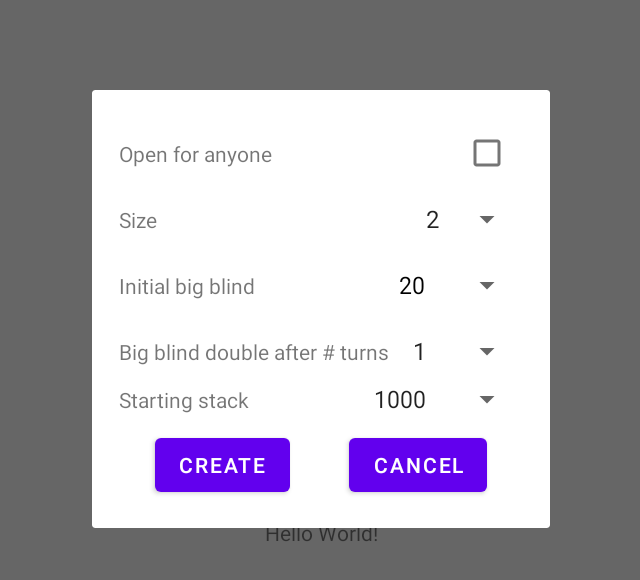
After one commit to bognargabor99/Poker, an Android app: the fragment TableCreateFragment placed in its activity, on a phone screen of 824 x 412 dp (held sideways). The commit adds this screen. Shown: the top 580 px of the screen, without its empty margins (297-937 px from the left). Run offline under Robolectric (Android 15) with nearby library versions, the phone set to English and light mode, and no system bars.

Commit message:
Connect to server, create table with custom rules.

```diff
--- a/Frontend/app/build.gradle
+++ b/Frontend/app/build.gradle
@@ -10,7 +10,7 @@ android {
 
     defaultConfig {
         applicationId "hu.bme.aut.onlab.poker"
-        minSdkVersion 24
+        minSdkVersion 26
         targetSdkVersion 30
         versionCode 1
         versionName "1.0"
--- a/Frontend/app/src/main/java/hu/bme/aut/onlab/poker/MainActivity.kt
+++ b/Frontend/app/src/main/java/hu/bme/aut/onlab/poker/MainActivity.kt
@@ -3,10 +3,13 @@ package hu.bme.aut.onlab.poker
 import androidx.appcompat.app.AppCompatActivity
 import android.os.Bundle
 import android.view.LayoutInflater
+import androidx.appcompat.app.AlertDialog
 import hu.bme.aut.onlab.poker.databinding.ActivityMainBinding
+import hu.bme.aut.onlab.poker.model.TableRules
 import hu.bme.aut.onlab.poker.network.PokerAPI
+import hu.bme.aut.onlab.poker.network.PokerClient
 
-class MainActivity : AppCompatActivity() {
+class MainActivity : AppCompatActivity(), TableCreateFragment.TableCreationListener{
     private lateinit var binding: ActivityMainBinding
 
     override fun onCreate(savedInstanceState: Bundle?) {
@@ -14,10 +17,16 @@ class MainActivity : AppCompatActivity() {
         binding = ActivityMainBinding.inflate(LayoutInflater.from(this))
         setContentView(binding.root)
 
-        PokerAPI.connect() {
-            runOnUiThread {
-                binding.text.text = "It works!"
-            }
+        binding.btnConnect.setOnClickListener {
+            PokerAPI.connect("14d8c61b8a39")
+        }
+        binding.btnStartTable.setOnClickListener {
+            val tableCreateFragment = TableCreateFragment()
+            tableCreateFragment.show(supportFragmentManager, "TAG")
         }
     }
+
+    override fun onTableCreated(rules: TableRules) {
+        PokerClient.startTable(rules)
+    }
 }
--- /dev/null
+++ b/Frontend/app/src/main/java/hu/bme/aut/onlab/poker/TableCreateFragment.kt
@@ -0,0 +1,77 @@
+package hu.bme.aut.onlab.poker
+
+import android.content.Context
+import android.os.Bundle
+import android.view.LayoutInflater
+import android.view.View
+import android.view.ViewGroup
+import android.widget.ArrayAdapter
+import androidx.fragment.app.DialogFragment
+import hu.bme.aut.onlab.poker.databinding.FragmentCreateBinding
+import hu.bme.aut.onlab.poker.model.TableRules
+
+class TableCreateFragment : DialogFragment() {
+    private lateinit var binding: FragmentCreateBinding
+    private lateinit var listener: TableCreationListener
+
+    override fun onAttach(context: Context) {
+        super.onAttach(context)
+
+        try {
+            listener = if (targetFragment != null) {
+                targetFragment as TableCreationListener
+            } else {
+                activity as TableCreationListener
+            }
+        } catch (e: ClassCastException) {
+            throw RuntimeException(e)
+        }
+    }
+
+    override fun onCreateView(inflater: LayoutInflater, container: ViewGroup?, savedInstanceState: Bundle?): View {
+        binding = FragmentCreateBinding.inflate(inflater, container, false)
+        dialog?.setTitle(R.string.fragment_create_title)
+        return binding.root
+    }
+
+    override fun onViewCreated(view: View, savedInstanceState: Bundle?) {
+        super.onViewCreated(view, savedInstanceState)
+
+        binding.spSize.adapter = ArrayAdapter(
+            requireContext(), android.R.layout.simple_spinner_item, (2..5).map { it }
+        )
+
+        binding.spInitialBlind.adapter = ArrayAdapter(
+            requireContext(), android.R.layout.simple_spinner_dropdown_item, (20..200 step 20).map { it }
+        )
+
+        binding.spDoubleBlind.adapter = ArrayAdapter(
+            requireContext(), android.R.layout.simple_spinner_item, (1..10).map { it }
+        )
+
+        binding.spStartingStack.adapter = ArrayAdapter(
+            requireContext(), android.R.layout.simple_spinner_item, (1000..20000 step 1000).map { it }
+        )
+
+        binding.btnCreateTable.setOnClickListener {
+            listener.onTableCreated(
+                TableRules(
+                    binding.cbOpen.isChecked,
+                    binding.spSize.selectedItem.toString().toInt(),
+                    binding.spInitialBlind.selectedItem.toString().toInt(),
+                    binding.spDoubleBlind.selectedItem.toString().toInt(),
+                    binding.spStartingStack.selectedItem.toString().toInt()
+                )
+            )
+            dismiss()
+        }
+
+        binding.btnCancelCreateTable.setOnClickListener {
+            dismiss()
+        }
+    }
+
+    interface TableCreationListener {
+        fun onTableCreated(rules: TableRules)
+    }
+}
--- a/Frontend/app/src/main/java/hu/bme/aut/onlab/poker/model/TableRules.kt
+++ b/Frontend/app/src/main/java/hu/bme/aut/onlab/poker/model/TableRules.kt
@@ -9,4 +9,8 @@ data class TableRules(
     val bigBlindStartingAmount: Int,
     val doubleBlindsAfterTurnCount: Int,
     val playerStartingStack: Int
-)
+) {
+    init {
+        require(playerCount >= 2)
+    }
+}
--- a/Frontend/app/src/main/res/layout/activity_main.xml
+++ b/Frontend/app/src/main/res/layout/activity_main.xml
@@ -6,14 +6,33 @@
     android:layout_height="match_parent"
     tools:context=".MainActivity">
 
+    <Button
+        android:id="@+id/btnConnect"
+        android:layout_width="wrap_content"
+        android:layout_height="wrap_content"
+        app:layout_constraintBottom_toBottomOf="parent"
+        app:layout_constraintLeft_toLeftOf="parent"
+        app:layout_constraintRight_toRightOf="parent"
+        app:layout_constraintTop_toTopOf="parent"
+        android:text="Connect"/>
+
+    <Button
+        android:id="@+id/btnStartTable"
+        android:layout_width="wrap_content"
+        android:layout_height="wrap_content"
+        app:layout_constraintBottom_toBottomOf="parent"
+        app:layout_constraintLeft_toLeftOf="parent"
+        app:layout_constraintRight_toRightOf="parent"
+        app:layout_constraintTop_toBottomOf="@id/btnConnect"
+        android:text="Start table"/>
+
     <TextView
         android:id="@+id/text"
         android:layout_width="wrap_content"
         android:layout_height="wrap_content"
         android:text="Hello World!"
-        app:layout_constraintBottom_toBottomOf="parent"
         app:layout_constraintLeft_toLeftOf="parent"
         app:layout_constraintRight_toRightOf="parent"
-        app:layout_constraintTop_toTopOf="parent" />
+        app:layout_constraintTop_toBottomOf="@id/btnStartTable" />
 
 </androidx.constraintlayout.widget.ConstraintLayout>
--- /dev/null
+++ b/Frontend/app/src/main/res/layout/fragment_create.xml
@@ -0,0 +1,133 @@
+<?xml version="1.0" encoding="utf-8"?>
+<androidx.constraintlayout.widget.ConstraintLayout xmlns:android="http://schemas.android.com/apk/res/android"
+    xmlns:app="http://schemas.android.com/apk/res-auto"
+    android:layout_width="wrap_content"
+    android:layout_height="wrap_content"
+    android:padding="10dp">
+
+    <TextView
+        android:id="@+id/tvOpen"
+        android:layout_width="match_parent"
+        android:layout_height="wrap_content"
+        android:layout_margin="8dp"
+        app:layout_constraintStart_toStartOf="parent"
+        app:layout_constraintTop_toTopOf="@id/cbOpen"
+        app:layout_constraintBottom_toBottomOf="@id/cbOpen"
+        android:text="@string/open"/>
+
+    <CheckBox
+        android:id="@+id/cbOpen"
+        android:layout_width="wrap_content"
+        android:layout_height="wrap_content"
+        android:layout_margin="8dp"
+        app:layout_constraintEnd_toEndOf="parent"
+        app:layout_constraintTop_toTopOf="parent"
+        android:tooltipText="@string/cbOpenToolTip"/>
+
+    <TextView
+        android:id="@+id/tvSize"
+        android:layout_width="match_parent"
+        android:layout_height="wrap_content"
+        android:layout_margin="8dp"
+        app:layout_constraintStart_toStartOf="parent"
+        app:layout_constraintTop_toTopOf="@id/spSize"
+        app:layout_constraintBottom_toBottomOf="@id/spSize"
+        android:text="@string/size" />
+
+    <Spinner
+        android:id="@+id/spSize"
+        android:layout_width="wrap_content"
+        android:layout_height="wrap_content"
+        android:layout_margin="8dp"
+        app:layout_constraintEnd_toEndOf="parent"
+        app:layout_constraintTop_toBottomOf="@id/cbOpen"
+        android:tooltipText="@string/spSizeToolTip" />
+
+    <TextView
+        android:id="@+id/tvInitialBlind"
+        android:layout_width="match_parent"
+        android:layout_height="wrap_content"
+        android:layout_margin="8dp"
+        app:layout_constraintStart_toStartOf="parent"
+        app:layout_constraintTop_toTopOf="@id/spInitial_blind"
+        app:layout_constraintBottom_toBottomOf="@id/spInitial_blind"
+        android:text="@string/initial_big_blind" />
+
+    <Spinner
+        android:id="@+id/spInitial_blind"
+        android:layout_width="wrap_content"
+        android:layout_height="wrap_content"
+        android:layout_margin="8dp"
+        app:layout_constraintEnd_toEndOf="parent"
+        app:layout_constraintTop_toBottomOf="@id/spSize"
+        android:tooltipText="@string/spInitial_blindToolTip" />
+
+
+
+    <TextView
+        android:id="@+id/tvDoubleBlind"
+        android:layout_width="wrap_content"
+        android:layout_height="wrap_content"
+        android:layout_margin="8dp"
+        app:layout_constraintStart_toStartOf="parent"
+        app:layout_constraintTop_toTopOf="@id/spDoubleBlind"
+        app:layout_constraintBottom_toBottomOf="@id/spDoubleBlind"
+        android:text="@string/doubleBigBlind" />
+
+    <Spinner
+        android:id="@+id/spDoubleBlind"
+        android:layout_width="wrap_content"
+        android:layout_height="wrap_content"
+        android:layout_margin="8dp"
+        app:layout_constraintEnd_toEndOf="parent"
+        app:layout_constraintTop_toBottomOf="@id/spInitial_blind"
+        app:layout_constraintStart_toEndOf="@id/tvDoubleBlind"
+        android:width="200dp"
+        android:tooltipText="@string/spDoubleBlind" />
+
+
+
+    <TextView
+        android:id="@+id/tvStartingStack"
+        android:layout_width="wrap_content"
+        android:layout_height="wrap_content"
+        android:layout_margin="8dp"
+        app:layout_constraintStart_toStartOf="parent"
+        app:layout_constraintTop_toTopOf="@id/spStartingStack"
+        app:layout_constraintBottom_toBottomOf="@id/spStartingStack"
+        android:text="@string/starting_stack" />
+
+    <Spinner
+        android:id="@+id/spStartingStack"
+        android:layout_width="wrap_content"
+        android:layout_height="wrap_content"
+        android:layout_margin="8dp"
+        app:layout_constraintEnd_toEndOf="parent"
+        app:layout_constraintTop_toBottomOf="@id/spDoubleBlind"
+        android:width="200dp"
+        android:tooltipText="@string/spStartStackToolTip" />
+
+    <Button
+        android:id="@+id/btnCreateTable"
+        android:layout_width="wrap_content"
+        android:layout_height="wrap_content"
+        android:layout_margin="8dp"
+        app:layout_constraintStart_toStartOf="parent"
+        app:layout_constraintEnd_toStartOf="@id/btnCancelCreateTable"
+        app:layout_constraintTop_toTopOf="@id/btnCancelCreateTable"
+        app:layout_constraintBottom_toBottomOf="@id/btnCancelCreateTable"
+        android:text="@string/btnCreate" />
+
+    <Button
+        android:id="@+id/btnCancelCreateTable"
+        android:layout_width="wrap_content"
+        android:layout_height="wrap_content"
+        android:layout_margin="8dp"
+        app:layout_constraintEnd_toEndOf="parent"
+        app:layout_constraintStart_toEndOf="@id/btnCreateTable"
+        app:layout_constraintTop_toBottomOf="@id/spStartingStack"
+        app:layout_constraintBottom_toBottomOf="parent"
+        android:text="@string/btnCancel" />
+
+
+</androidx.constraintlayout.widget.ConstraintLayout>
--- a/Frontend/app/src/main/res/values/strings.xml
+++ b/Frontend/app/src/main/res/values/strings.xml
@@ -1,3 +1,16 @@
 <resources>
     <string name="app_name">Poker</string>
+    <string name="open">Open for anyone</string>
+    <string name="size">Size</string>
+    <string name="initial_big_blind">Initial big blind</string>
+    <string name="btnCreate">Create</string>
+    <string name="doubleBigBlind">Big blind double after # turns</string>
+    <string name="btnCancel">Cancel</string>
+    <string name="cbOpenToolTip">If set, anyone will be able to join your table.</string>
+    <string name="spSizeToolTip">How many players do you want to play with?</string>
+    <string name="spInitial_blindToolTip">Table will start with this big blind amount</string>
+    <string name="starting_stack">Starting stack</string>
+    <string name="spStartStackToolTip">Each player will start with this amount of chips</string>
+    <string name="spDoubleBlind">Big blind will be doubled after this amount of turns</string>
+    <string name="fragment_create_title">Create a table</string>
 </resources>
```
Also changed, not shown: Frontend/app/src/main/java/hu/bme/aut/onlab/poker/model/Card.kt (+1 -7 lines), Frontend/app/src/main/java/hu/bme/aut/onlab/poker/model/Hand.kt (+1 -11 lines), Frontend/app/src/main/java/hu/bme/aut/onlab/poker/model/Table.kt (added, +7 -0 lines), Frontend/app/src/main/java/hu/bme/aut/onlab/poker/network/NetworkChain.kt (added, +60 -0 lines), Frontend/app/src/main/java/hu/bme/aut/onlab/poker/network/PokerAPI.kt (+7 -19 lines), Frontend/app/src/main/java/hu/bme/aut/onlab/poker/network/PokerClient.kt (added, +57 -0 lines).
